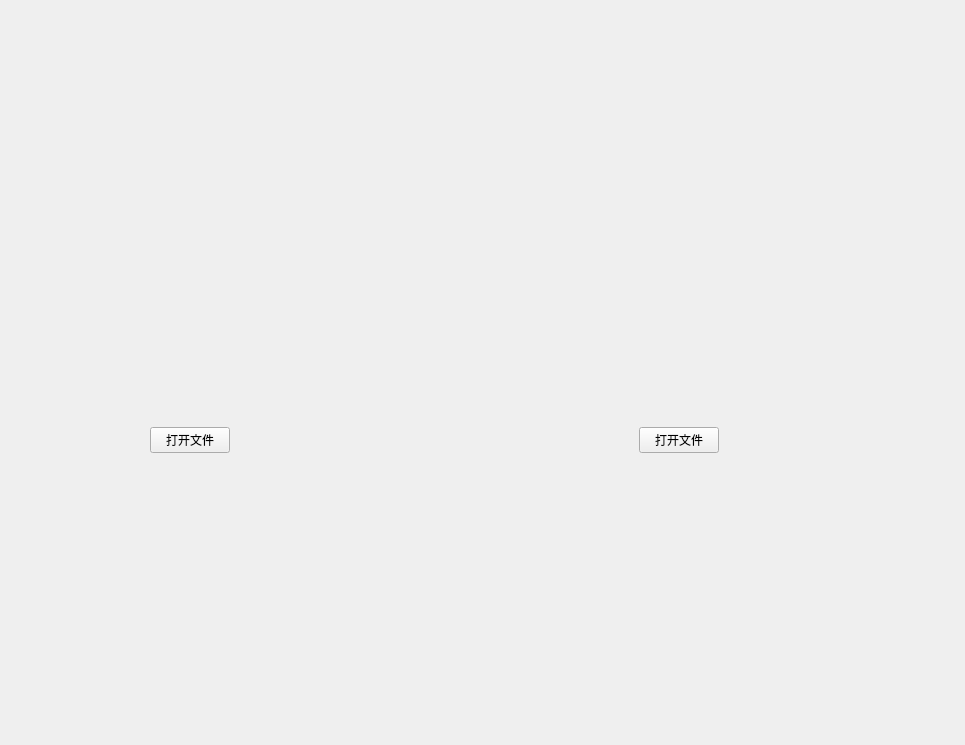
Obj4ct/ImageWithUI, file ImageWithUI/BlendWindow.ui: the form before one commit.
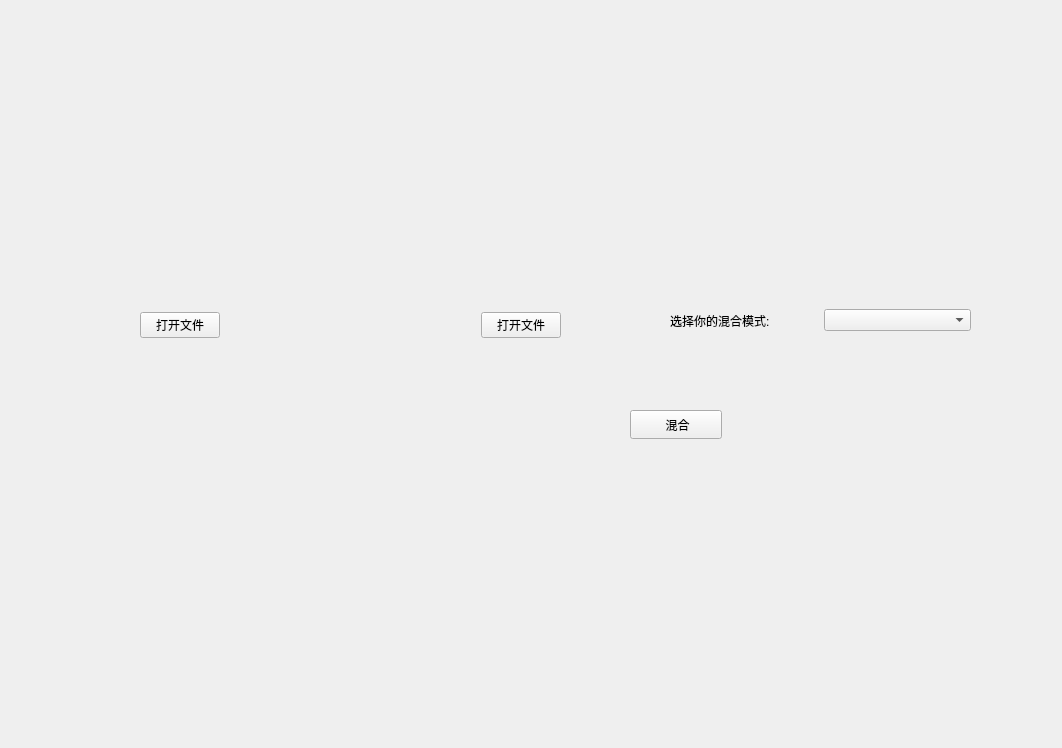
The form after the commit.

Commit message: 图片混合模式可以实现正常模式,并且可以正确显示图像到对应的控件上

Diff of the .ui file:
```diff
--- a/ImageWithUI/BlendWindow.ui
+++ b/ImageWithUI/BlendWindow.ui
@@ -6,46 +6,20 @@
    <rect>
     <x>0</x>
     <y>0</y>
-    <width>965</width>
-    <height>745</height>
+    <width>1062</width>
+    <height>748</height>
    </rect>
   </property>
   <property name="windowTitle">
    <string>图层混合</string>
   </property>
-  <widget class="QLabel" name="imageLabel_1">
-   <property name="geometry">
-    <rect>
-     <x>40</x>
-     <y>20</y>
-     <width>391</width>
-     <height>381</height>
-    </rect>
-   </property>
-   <property name="text">
-    <string/>
-   </property>
-  </widget>
-  <widget class="QLabel" name="imageLabel_2">
-   <property name="geometry">
-    <rect>
-     <x>510</x>
-     <y>20</y>
-     <width>391</width>
-     <height>381</height>
-    </rect>
-   </property>
-   <property name="text">
-    <string/>
-   </property>
-  </widget>
   <widget class="QWidget" name="widget" native="true">
    <property name="geometry">
     <rect>
-     <x>150</x>
-     <y>400</y>
-     <width>771</width>
-     <height>81</height>
+     <x>140</x>
+     <y>290</y>
+     <width>421</width>
+     <height>71</height>
     </rect>
    </property>
    <layout class="QHBoxLayout" name="horizontalLayout">
@@ -56,39 +30,6 @@
       </property>
      </widget>
     </item>
-    <item>
-     <spacer name="horizontalSpacer">
-      <property name="orientation">
-       <enum>Qt::Horizontal</enum>
-      </property>
-      <property name="sizeHint" stdset="0">
-       <size>
-        <width>40</width>
-        <height>20</height>
-       </size>
-      </property>
-     </spacer>
-    </item>
-    <item>
-     <spacer name="horizontalSpacer_3">
-      <property name="orientation">
-       <enum>Qt::Horizontal</enum>
-      </property>
-      <property name="sizeHint" stdset="0">
-       <size>
-        <width>40</width>
-        <height>20</height>
-       </size>
-      </property>
-     </spacer>
-    </item>
-    <item>
-     <widget class="QPushButton" name="btn_open_2">
-      <property name="text">
-       <string>打开文件</string>
-      </property>
-     </widget>
-    </item>
     <item>
      <spacer name="horizontalSpacer_2">
       <property name="orientation">
@@ -96,11 +37,92 @@
       </property>
       <property name="sizeHint" stdset="0">
        <size>
-        <width>20</width>
+        <width>40</width>
         <height>20</height>
        </size>
       </property>
      </spacer>
+    </item>
+    <item>
+     <widget class="QPushButton" name="btn_open_2">
+      <property name="text">
+       <string>打开文件</string>
+      </property>
+     </widget>
+    </item>
+   </layout>
+  </widget>
+  <widget class="QLabel" name="blendImageLabel">
+   <property name="geometry">
+    <rect>
+     <x>150</x>
+     <y>370</y>
+     <width>431</width>
+     <height>351</height>
+    </rect>
+   </property>
+   <property name="text">
+    <string/>
+   </property>
+  </widget>
+  <widget class="QLabel" name="imageLabel_2">
+   <property name="geometry">
+    <rect>
+     <x>340</x>
+     <y>40</y>
+     <width>231</width>
+     <height>211</height>
+    </rect>
+   </property>
+   <property name="text">
+    <string/>
+   </property>
+  </widget>
+  <widget class="QLabel" name="imageLabel_1">
+   <property name="geometry">
+    <rect>
+     <x>30</x>
+     <y>30</y>
+     <width>231</width>
+     <height>211</height>
+    </rect>
+   </property>
+   <property name="text">
+    <string/>
+   </property>
+  </widget>
+  <widget class="QPushButton" name="btn_blend">
+   <property name="geometry">
+    <rect>
+     <x>630</x>
+     <y>410</y>
+     <width>92</width>
+     <height>29</height>
+    </rect>
+   </property>
+   <property name="text">
+    <string> 混合</string>
+   </property>
+  </widget>
+  <widget class="QWidget" name="widget_select_blendMode" native="true">
+   <property name="geometry">
+    <rect>
+     <x>670</x>
+     <y>290</y>
+     <width>301</width>
+     <height>61</height>
+    </rect>
+   </property>
+   <layout class="QHBoxLayout" name="horizontalLayout_2">
+    <item>
+     <widget class="QLabel" name="label">
+      <property name="text">
+       <string>选择你的混合模式:</string>
+      </property>
+     </widget>
+    </item>
+    <item>
+     <widget class="QComboBox" name="comboBox_blendMode"/>
     </item>
    </layout>
   </widget>
```
The commit also changes 8 other files.
